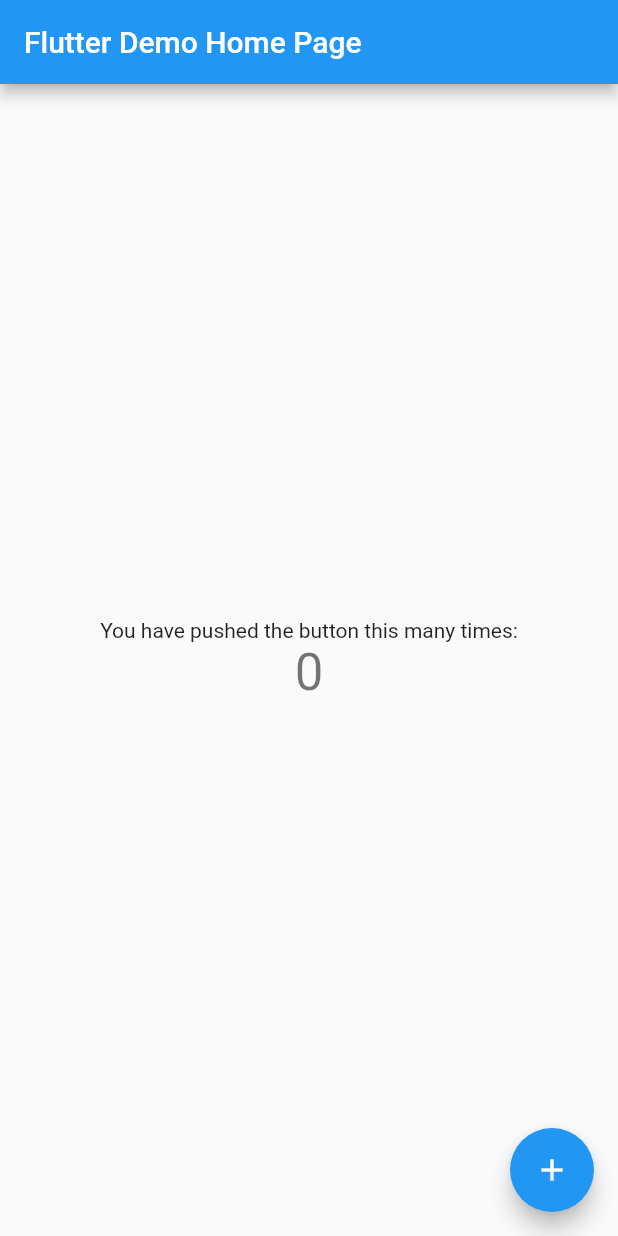
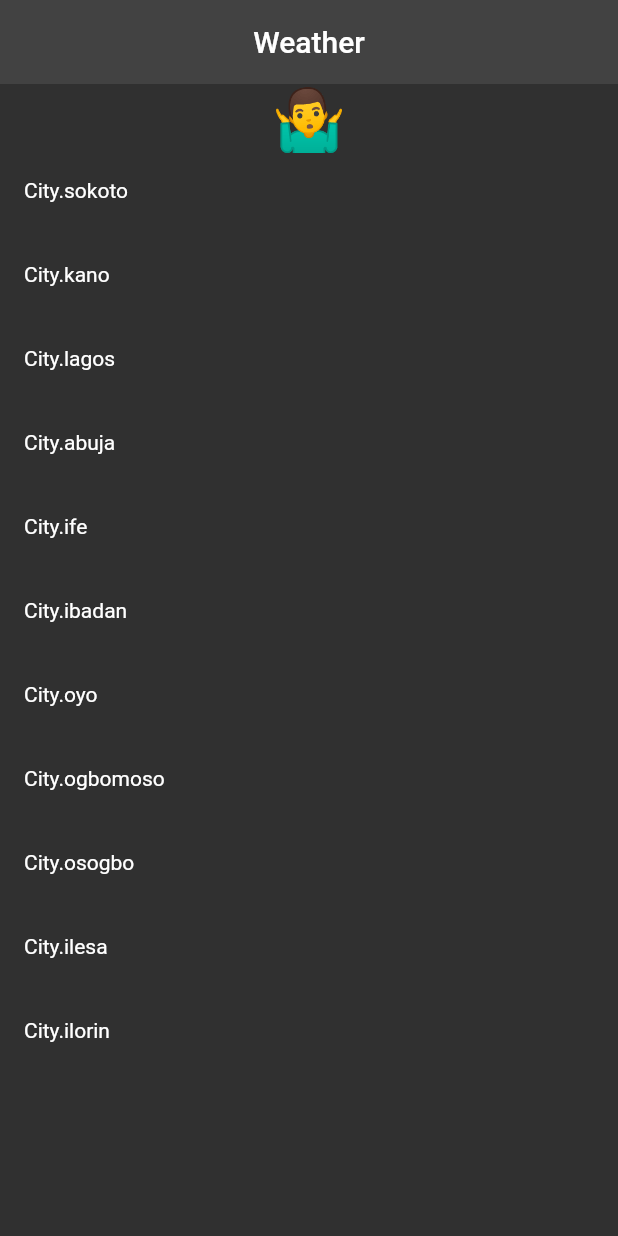
Before and after one commit to dimeprog/riverpod_weather-app, a Flutter app: the screen it shows after launch, on a phone screen of 412 x 824 dp. Run offline on Flutter 3.47's test engine with Material 2 defaults, Android fonts, the phone set to English and light mode, and no system bars; our stand-ins replace hooks_riverpod.

Commit message:
completed the weather search app with state Provider

```diff
--- a/weather_app/lib/main.dart
+++ b/weather_app/lib/main.dart
@@ -1,7 +1,8 @@
 import 'package:flutter/material.dart';
+import 'package:hooks_riverpod/hooks_riverpod.dart';
 
 void main() {
-  runApp(const MyApp());
+  runApp(ProviderScope(child: const MyApp()));
 }
 
 class MyApp extends StatelessWidget {
@@ -12,104 +13,102 @@ class MyApp extends StatelessWidget {
   Widget build(BuildContext context) {
     return MaterialApp(
       title: 'Flutter Demo',
-      theme: ThemeData(
-        // This is the theme of your application.
-        //
-        // Try running your application with "flutter run". You'll see the
-        // application has a blue toolbar. Then, without quitting the app, try
-        // changing the primarySwatch below to Colors.green and then invoke
-        // "hot reload" (press "r" in the console where you ran "flutter run",
-        // or simply save your changes to "hot reload" in a Flutter IDE).
-        // Notice that the counter didn't reset back to zero; the application
-        // is not restarted.
-        primarySwatch: Colors.blue,
-      ),
-      home: const MyHomePage(title: 'Flutter Demo Home Page'),
+      themeMode: ThemeMode.dark,
+      theme: ThemeData.dark(),
+      home: const HomePage(),
     );
   }
 }
 
-class MyHomePage extends StatefulWidget {
-  const MyHomePage({super.key, required this.title});
-
-  // This widget is the home page of your application. It is stateful, meaning
-  // that it has a State object (defined below) that contains fields that affect
-  // how it looks.
-
-  // This class is the configuration for the state. It holds the values (in this
-  // case the title) provided by the parent (in this case the App widget) and
-  // used by the build method of the State. Fields in a Widget subclass are
-  // always marked "final".
-
-  final String title;
+class HomePage extends ConsumerWidget {
+  const HomePage({super.key});
 
   @override
-  State<MyHomePage> createState() => _MyHomePageState();
-}
-
-class _MyHomePageState extends State<MyHomePage> {
-  int _counter = 0;
-
-  void _incrementCounter() {
-    setState(() {
-      // This call to setState tells the Flutter framework that something has
-      // changed in this State, which causes it to rerun the build method below
-      // so that the display can reflect the updated values. If we changed
-      // _counter without calling setState(), then the build method would not be
-      // called again, and so nothing would appear to happen.
-      _counter++;
-    });
-  }
-
-  @override
-  Widget build(BuildContext context) {
-    // This method is rerun every time setState is called, for instance as done
-    // by the _incrementCounter method above.
-    //
-    // The Flutter framework has been optimized to make rerunning build methods
-    // fast, so that you can just rebuild anything that needs updating rather
-    // than having to individually change instances of widgets.
+  Widget build(BuildContext context, WidgetRef ref) {
+    final cityWeather = ref.watch(weatherProvider);
     return Scaffold(
       appBar: AppBar(
-        // Here we take the value from the MyHomePage object that was created by
-        // the App.build method, and use it to set our appbar title.
-        title: Text(widget.title),
+        elevation: 0,
+        centerTitle: true,
+        title: const Text('Weather'),
       ),
-      body: Center(
-        // Center is a layout widget. It takes a single child and positions it
-        // in the middle of the parent.
-        child: Column(
-          // Column is also a layout widget. It takes a list of children and
-          // arranges them vertically. By default, it sizes itself to fit its
-          // children horizontally, and tries to be as tall as its parent.
-          //
-          // Invoke "debug painting" (press "p" in the console, choose the
-          // "Toggle Debug Paint" action from the Flutter Inspector in Android
-          // Studio, or the "Toggle Debug Paint" command in Visual Studio Code)
-          // to see the wireframe for each widget.
-          //
-          // Column has various properties to control how it sizes itself and
-          // how it positions its children. Here we use mainAxisAlignment to
-          // center the children vertically; the main axis here is the vertical
-          // axis because Columns are vertical (the cross axis would be
-          // horizontal).
-          mainAxisAlignment: MainAxisAlignment.center,
-          children: <Widget>[
-            const Text(
-              'You have pushed the button this many times:',
-            ),
-            Text(
-              '$_counter',
-              style: Theme.of(context).textTheme.headline4,
-            ),
-          ],
-        ),
+      body: Column(
+        children: [
+          cityWeather.when(
+              data: (data) => Text(
+                    data!,
+                    style: const TextStyle(fontSize: 40),
+                  ),
+              error: (error, _) => const Text('Error'),
+              loading: () => const CircularProgressIndicator()),
+          Expanded(
+            child: ListView.builder(
+                itemCount: City.values.length,
+                itemBuilder: (context, index) {
+                  final curCity = City.values[index];
+                  final isSelected = curCity == ref.watch(currentCityProvider);
+                  return ListTile(
+                    onTap: () {
+                      ref.read(currentCityProvider.notifier).state = curCity;
+                    },
+                    leading: Text(curCity.toString()),
+                    trailing: isSelected ? const Icon(Icons.check) : null,
+                  );
+                }),
+          ),
+        ],
       ),
-      floatingActionButton: FloatingActionButton(
-        onPressed: _incrementCounter,
-        tooltip: 'Increment',
-        child: const Icon(Icons.add),
-      ), // This trailing comma makes auto-formatting nicer for build methods.
     );
   }
 }
+
+//  type of weather
+typedef WeatherEmoji = String;
+const unKnownWeatherEmoji = '🤷‍♂️';
+// get weather method
+Future<WeatherEmoji> getWeather(City city) async {
+  return Future.delayed(
+    const Duration(seconds: 2),
+    () =>
+        {
+          City.abuja: '🤑',
+          City.ibadan: '😎',
+          City.ife: '😎',
+          City.ilesa: '😎',
+          City.ilorin: '😎',
+          City.kano: '😎',
+          City.lagos: '😎',
+          City.ogbomoso: '😎',
+          City.osogbo: '😎',
+          City.oyo: '😎',
+          City.sokoto: '😎',
+        }[city] ??
+        '?',
+  );
+}
+
+// creating a state provider to input data into the ui
+final currentCityProvider = StateProvider<City?>((ref) => null);
+
+final weatherProvider = FutureProvider<WeatherEmoji?>((ref) {
+  final city = ref.watch(currentCityProvider);
+  if (city != null) {
+    return getWeather(city);
+  } else {
+    return unKnownWeatherEmoji;
+  }
+});
+
+enum City {
+  sokoto,
+  kano,
+  lagos,
+  abuja,
+  ife,
+  ibadan,
+  oyo,
+  ogbomoso,
+  osogbo,
+  ilesa,
+  ilorin
+}
```
Also changed, not shown: weather_app/pubspec.yaml (+4 -12 lines), weather_app/pubspec.lock.
